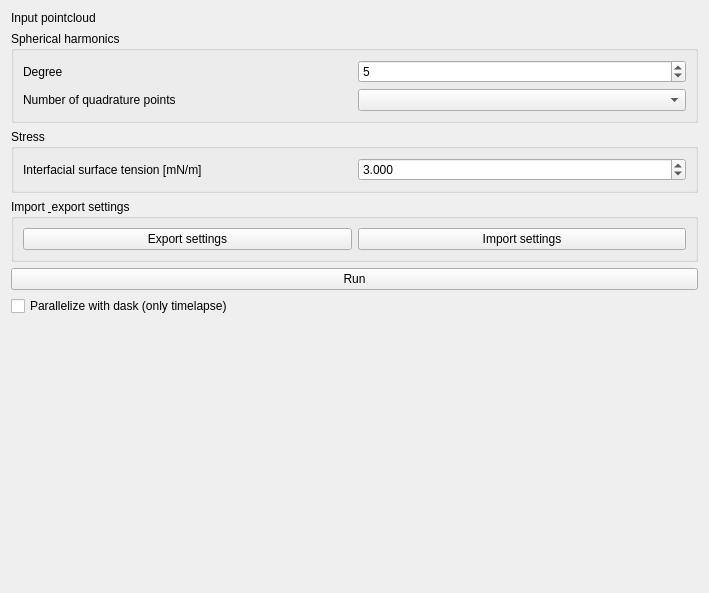
campaslab/napari-stress, file src/napari_stress/_measurements/toolbox.ui: the form before one commit.
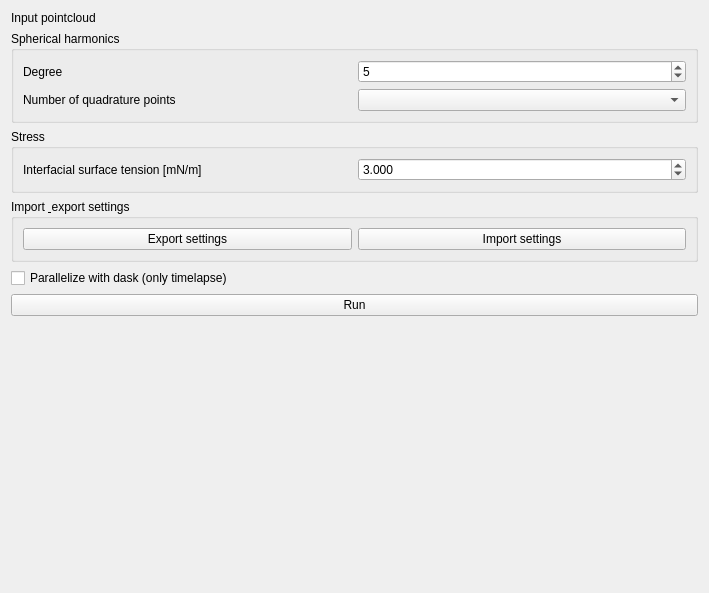
The form after the commit.

Commit message: moved dask button lower

```diff
--- a/src/napari_stress/_measurements/toolbox.ui
+++ b/src/napari_stress/_measurements/toolbox.ui
@@ -103,7 +103,7 @@
      </property>
     </widget>
    </item>
-   <item row="9" column="1">
+   <item row="8" column="1">
     <spacer name="verticalSpacer">
      <property name="orientation">
       <enum>Qt::Vertical</enum>
@@ -126,7 +126,7 @@
    <item row="0" column="1" colspan="2">
     <widget class="QWidget" name="input_widget" native="true"/>
    </item>
-   <item row="8" column="0">
+   <item row="6" column="0" colspan="3">
     <widget class="QCheckBox" name="checkBox_use_dask">
      <property name="text">
       <string>Parallelize with dask (only timelapse)</string>
```
The commit also changes 1 other file.
